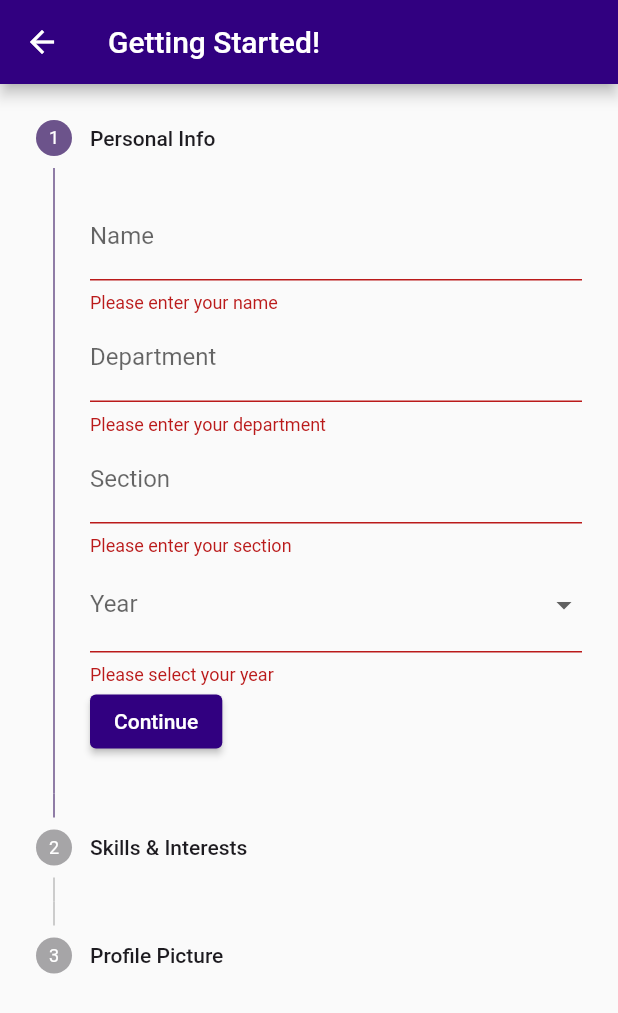
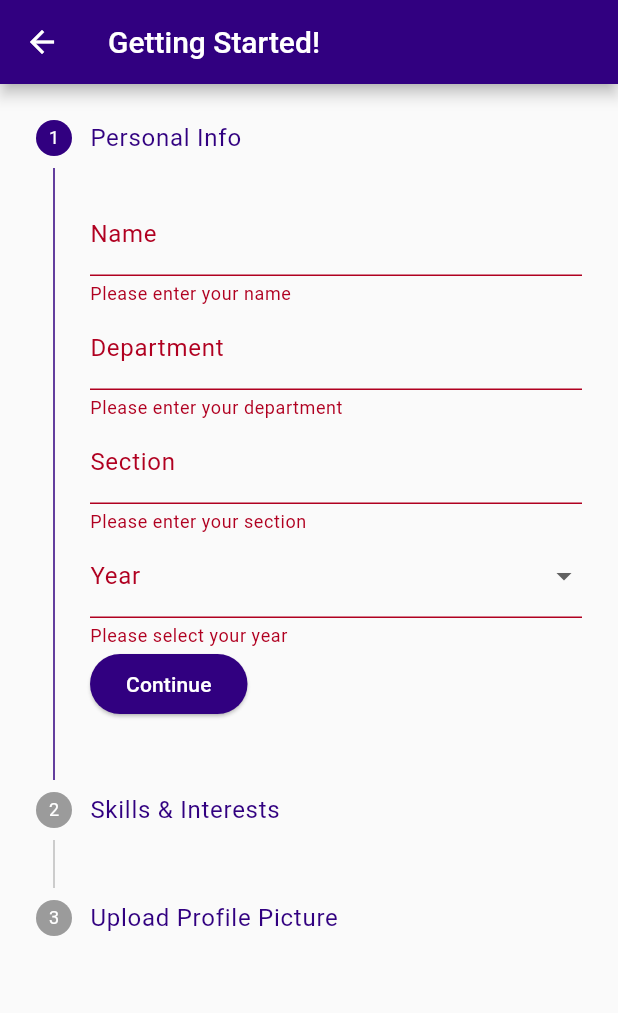
Before and after one commit to Rithik1611/team_up, a Flutter app: the FormPage screen opened directly, after a tap on "Continue", on a phone screen of 412 x 824 dp. Shown: the top 1013 px of the screen. Run offline on Flutter 3.47's test engine with Material 3 defaults, Android fonts, the phone set to English and light mode, and no system bars; our stand-ins replace awesome_snackbar_content, curved_navigation_bar, dio, dropdown_search, getwidget, google_fonts and 2 more.

Commit message:
formpage-changes

```diff
--- a/lib/app/app_pallete.dart
+++ b/lib/app/app_pallete.dart
@@ -2,7 +2,7 @@ import 'package:flutter/material.dart';
 
 class AppPallete {
   static const Color primary = Color.fromARGB(255, 49, 0, 128);
-  static const Color primary2 = Color.fromRGBO(195, 172, 208, 1);
+  static const Color primary2 =Color.fromARGB(255, 49, 0, 128);
   static const Color secondary = Color.fromRGBO(255, 251, 245, 1);
   static const Color secondary2 = Color.fromRGBO(247, 239, 229, 1);
 }
--- a/lib/view/edit_page.dart
+++ b/lib/view/edit_page.dart
@@ -287,8 +287,13 @@ class _EditPageState extends State<EditPage> {
             ),
             const SizedBox(height: 20),
             ElevatedButton(
+              style: ButtonStyle(
+                backgroundColor: MaterialStateProperty.all(
+                  const Color.fromARGB(255, 49, 0, 128),
+                ),
+              ),
               onPressed: _sendData,
-              child: const Text('Save Changes'),
+              child: const Text('Save Changes',),
             ),
           ],
         ),
--- a/lib/view/form_page.dart
+++ b/lib/view/form_page.dart
@@ -1,7 +1,7 @@
 import 'dart:io';
 
 import 'package:dio/dio.dart';
-import 'package:dropdown_search/dropdown_search.dart'; // Import the dropdown_search package
+import 'package:dropdown_search/dropdown_search.dart';
 import 'package:flutter/material.dart';
 import 'package:image_picker/image_picker.dart';
 import 'package:team_up/api/dio_service.dart';
@@ -20,63 +20,15 @@ class _FormPageState extends State<FormPage> {
   final _formKey = GlobalKey<FormState>();
 
   final List<String> _predefinedSkills = [
-    'Flutter',
-    'Dart',
-    'JavaScript',
-    'Python',
-    'Java',
-    'C++',
-    'C#',
-    'HTML',
-    'CSS',
-    'Kotlin',
-    'Swift',
-    'Ruby',
-    'PHP',
-    'SQL',
-    'R',
-    'Go',
-    'Rust',
-    'Scala',
-    'TypeScript',
-    'Objective-C',
-    'MATLAB',
-    'Perl',
-    'VBA',
-    'Shell Scripting',
-    'Node.js',
-    'React',
-    'Angular',
-    'Vue.js',
-    'Spring Boot',
-    'Django',
-    'Flask',
-    'Express.js',
-    'ASP.NET',
-    'Laravel',
-    'TensorFlow',
-    'PyTorch',
-    'Keras',
-    'OpenCV',
-    'Hadoop',
-    'Spark',
-    'Unity',
-    'Unreal Engine',
-    'Blender',
-    'AutoCAD',
-    'Machine Learning',
-    'Data Science',
-    'Cloud Computing',
-    'AWS',
-    'Azure',
-    'Google Cloud',
-    'Docker',
-    'Kubernetes',
-    'DevOps',
-    'CI/CD',
-    'Blockchain',
-    'Cybersecurity',
-    'Agile Methodologies',
+    'Flutter', 'Dart', 'JavaScript', 'Python', 'Java', 'C++', 'C#', 'HTML',
+    'CSS', 'Kotlin', 'Swift', 'Ruby', 'PHP', 'SQL', 'R', 'Go', 'Rust',
+    'Scala', 'TypeScript', 'Objective-C', 'MATLAB', 'Perl', 'VBA', 'Shell Scripting',
+    'Node.js', 'React', 'Angular', 'Vue.js', 'Spring Boot', 'Django', 'Flask',
+    'Express.js', 'ASP.NET', 'Laravel', 'TensorFlow', 'PyTorch', 'Keras',
+    'OpenCV', 'Hadoop', 'Spark', 'Unity', 'Unreal Engine', 'Blender', 'AutoCAD',
+    'Machine Learning', 'Data Science', 'Cloud Computing', 'AWS', 'Azure',
+    'Google Cloud', 'Docker', 'Kubernetes', 'DevOps', 'CI/CD', 'Blockchain',
+    'Cybersecurity', 'Agile Methodologies',
   ];
 
   String _name = '';
@@ -108,6 +60,10 @@ class _FormPageState extends State<FormPage> {
   }
 
   Future<void> _sendData() async {
+    // Remove empty skills and interests
+    _skills.removeWhere((skill) => skill.isEmpty);
+    _interests.removeWhere((interest) => interest.isEmpty);
+
     FormData formData = FormData.fromMap({
       'name': _name,
       'year': _year,
@@ -156,18 +112,18 @@ class _FormPageState extends State<FormPage> {
     }
   }
 
-  @override
-  Widget build(BuildContext context) {
-    return Scaffold(
-      appBar: AppBar(
-        title: const Text("Getting Started!"),
-        backgroundColor: const Color.fromARGB(255, 49, 0, 128),
-      ),
-      body: Stepper(
-        type: StepperType.vertical,
-        currentStep: currentStep,
-        onStepContinue: () {
+  void _handleStepContinue() {
     if (_formKey.currentState?.validate() ?? false) {
+      if (currentStep == 1) {
+        // Check if there are at least 2 skills and 2 interests
+        if (_skills.length < 2 || _interests.length < 2) {
+          ScaffoldMessenger.of(context).showSnackBar(
+            const SnackBar(content: Text('Please add at least 2 skills and 2 interests.')),
+          );
+          return;
+        }
+      }
+
       if (currentStep < 2) {
         setState(() {
           currentStep += 1;
@@ -176,7 +132,27 @@ class _FormPageState extends State<FormPage> {
         _sendData();
       }
     }
-        },
+  }
+
+  @override
+  Widget build(BuildContext context) {
+    final stepColor = Color.fromARGB(255, 49, 0, 128);
+
+    return Scaffold(
+      appBar: AppBar(
+        title: const Text("Getting Started!"),
+        backgroundColor: stepColor,
+      ),
+      body: Theme(
+        data: ThemeData(
+          primaryColor: stepColor,
+          hintColor: stepColor,
+          colorScheme: ColorScheme.light(primary: stepColor),
+        ),
+        child: Stepper(
+          type: StepperType.vertical,
+          currentStep: currentStep,
+          onStepContinue: _handleStepContinue,
           onStepCancel: () {
             if (currentStep > 0) {
               setState(() {
@@ -195,17 +171,17 @@ class _FormPageState extends State<FormPage> {
                 ElevatedButton(
                   onPressed: details.onStepContinue,
                   style: ElevatedButton.styleFrom(
-                  backgroundColor: const Color.fromARGB(255, 49, 0, 128), // Button color
+                    backgroundColor: stepColor, // Button color
                   ),
-                child: const Text('Continue'),
+                  child: const Text('Continue', style: TextStyle(color: Colors.white)),
                 ),
                 if (currentStep > 0)
                   TextButton(
                     onPressed: details.onStepCancel,
                     style: TextButton.styleFrom(
-                    foregroundColor: const Color.fromARGB(255, 49, 0, 128), // Cancel button color
+                      foregroundColor: stepColor, // Cancel button color
                     ),
-                  child: const Text('Cancel'),
+                    child: const Text('Cancel', style: TextStyle(color: Colors.black)),
                   ),
               ],
             );
@@ -213,7 +189,7 @@ class _FormPageState extends State<FormPage> {
           steps: [
             Step(
               isActive: currentStep >= 0,
-            title: const Text("Personal Info"),
+              title: Text("Personal Info", style: TextStyle(color: stepColor)),
               content: Form(
                 key: _formKey,
                 child: Column(
@@ -278,7 +254,7 @@ class _FormPageState extends State<FormPage> {
             ),
             Step(
               isActive: currentStep >= 1,
-            title: const Text("Skills & Interests"),
+              title: Text("Skills & Interests", style: TextStyle(color: stepColor)),
               content: Column(
                 children: [
                   // Skills Section
@@ -318,14 +294,12 @@ class _FormPageState extends State<FormPage> {
                       _skills.add(''); // Add an empty entry for a new skill
                     }),
                     style: ElevatedButton.styleFrom(
-                    backgroundColor: const Color.fromARGB(255, 49, 0, 128), // Button color
+                      backgroundColor: stepColor, // Button color
                     ),
-                  child: const Text('Add Skill'),
+                    child: const Text('Add Skill',style: TextStyle(color: Colors.white)),
                   ),
 
-                const SizedBox(
-                    height:
-                        20), // Add some spacing between skills and interests
+                  const SizedBox(height: 20), // Add some spacing
 
                   // Interests Section
                   ..._interests.asMap().entries.map((entry) {
@@ -365,33 +339,37 @@ class _FormPageState extends State<FormPage> {
                       _interests.add(''); // Add an empty entry for a new interest
                     }),
                     style: ElevatedButton.styleFrom(
-                    backgroundColor: const Color.fromARGB(255, 49, 0, 128), // Button color
+                      backgroundColor: stepColor, // Button color
                     ),
-                  child: const Text('Add Interest'),
+                    child: const Text('Add Interest',style: TextStyle(color: Colors.white)),
                   ),
                 ],
               ),
             ),
             Step(
               isActive: currentStep >= 2,
-            title: const Text("Profile Picture"),
+              title: Text("Upload Profile Picture", style: TextStyle(color: stepColor)),
               content: Column(
                 children: [
+                  if (_profilePic != null)
+                    Image.file(
+                      _profilePic!,
+                      width: 150,
+                      height: 150,
+                    ),
                   ElevatedButton(
                     onPressed: _pickProfilePic,
                     style: ElevatedButton.styleFrom(
-                    backgroundColor: const Color.fromARGB(255, 49, 0, 128), // Button color
+                      backgroundColor: stepColor, // Button color
                     ),
-                  child: const Text('Pick Profile Picture'),
+                    child: const Text('Pick Profile Picture',style: TextStyle(color: Colors.white)),
                   ),
-                if (_profilePic != null) ...[
-                  Image.file(_profilePic!, width: 100, height: 100),
-                ],
                 ],
               ),
             ),
           ],
         ),
+      ),
     );
   }
 }
```
Lines whose indentation alone changed are shown as unchanged.
